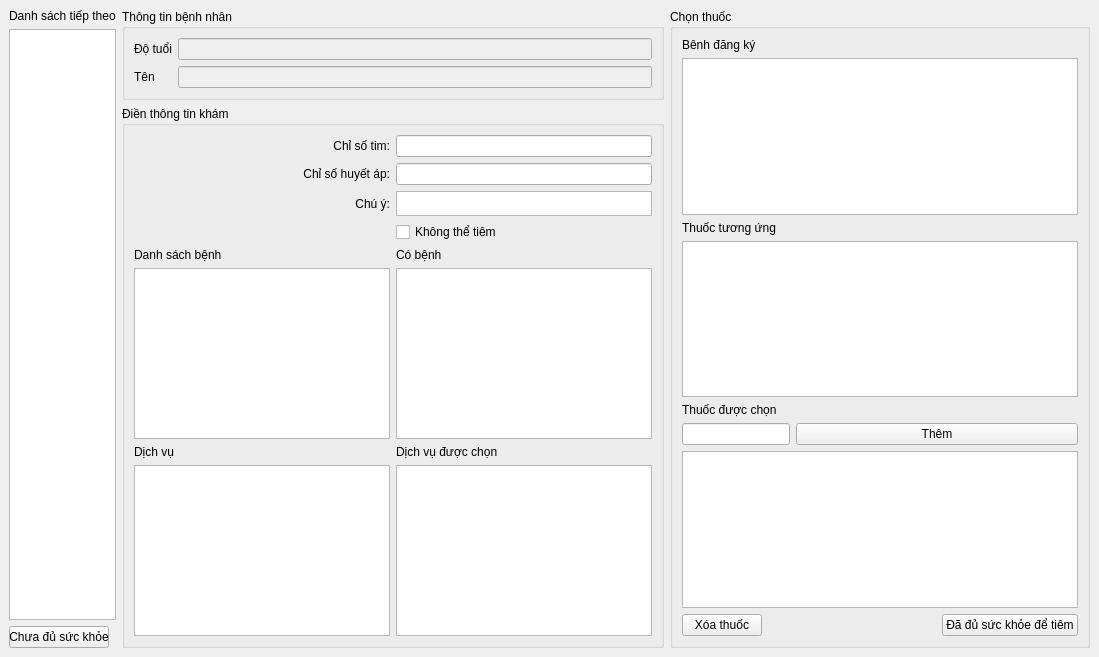
This is khamsobo.ui in xdien/tcmr as Qt 5 draws it before an edit. The edited form follows.
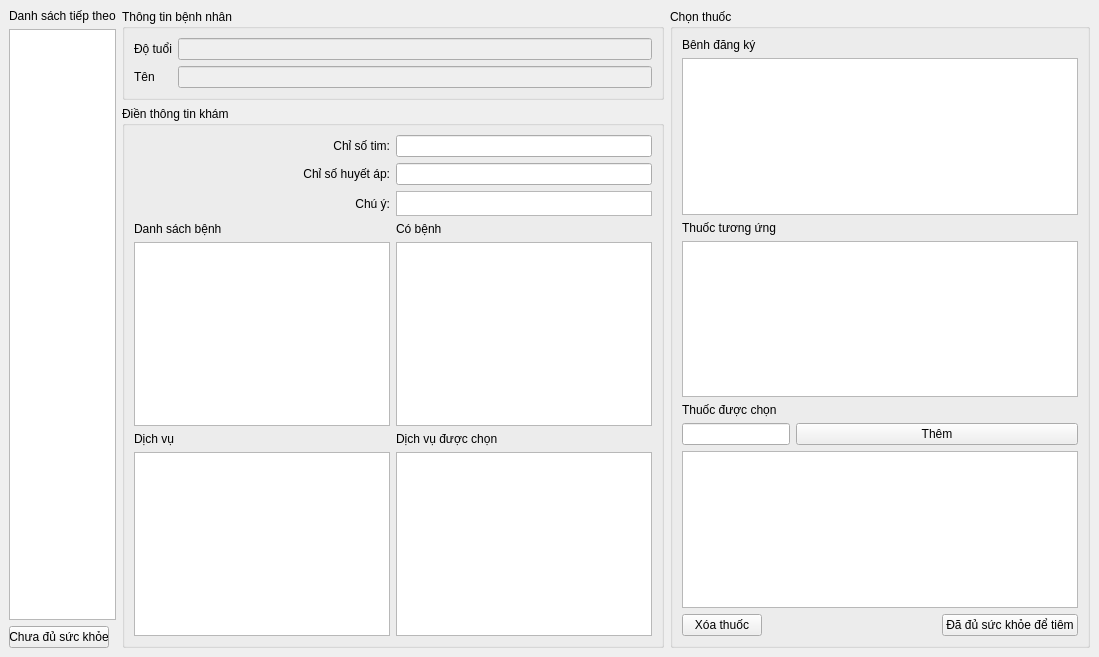
This is the edited form.

```diff
--- a/khamsobo.ui
+++ b/khamsobo.ui
@@ -126,54 +126,7 @@
          <string>Điền thông tin khám</string>
         </property>
         <layout class="QGridLayout" name="gridLayout_2">
-         <item row="4" column="0" rowspan="2" colspan="2">
-          <layout class="QVBoxLayout" name="verticalLayout">
-           <item>
-            <widget class="QLabel" name="label_12">
-             <property name="text">
-              <string>Danh sách bệnh</string>
-             </property>
-            </widget>
-           </item>
-           <item>
-            <widget class="QTreeView" name="treeView_benh">
-             <property name="sizePolicy">
-              <sizepolicy hsizetype="Expanding" vsizetype="Expanding">
-               <horstretch>0</horstretch>
-               <verstretch>0</verstretch>
-              </sizepolicy>
-             </property>
-             <property name="minimumSize">
-              <size>
-               <width>0</width>
-               <height>100</height>
-              </size>
-             </property>
-             <property name="maximumSize">
-              <size>
-               <width>1000</width>
-               <height>1000</height>
-              </size>
-             </property>
-            </widget>
-           </item>
-           <item>
-            <layout class="QVBoxLayout" name="verticalLayout_7">
-             <item>
-              <widget class="QLabel" name="label_14">
-               <property name="text">
-                <string>Dịch vụ</string>
-               </property>
-              </widget>
-             </item>
-             <item>
-              <widget class="QTreeView" name="treeView_dichVu"/>
-             </item>
-            </layout>
-           </item>
-          </layout>
-         </item>
-         <item row="4" column="2" rowspan="2">
+         <item row="3" column="2" rowspan="2">
           <layout class="QVBoxLayout" name="verticalLayout_6">
            <item>
             <widget class="QLabel" name="label_13">
@@ -208,7 +161,7 @@
            </item>
           </layout>
          </item>
-         <item row="5" column="1">
+         <item row="4" column="1">
           <widget class="QLabel" name="label_kq">
            <property name="text">
             <string/>
@@ -237,13 +190,6 @@
            </property>
           </widget>
          </item>
-         <item row="3" column="2">
-          <widget class="QCheckBox" name="checkBox_khogtimdc">
-           <property name="text">
-            <string>Không thể tiêm</string>
-           </property>
-          </widget>
-         </item>
          <item row="0" column="2">
           <widget class="QLineEdit" name="cs_tim">
            <property name="sizePolicy">
@@ -274,6 +220,53 @@
            </property>
           </widget>
          </item>
+         <item row="3" column="0" rowspan="2" colspan="2">
+          <layout class="QVBoxLayout" name="verticalLayout">
+           <item>
+            <widget class="QLabel" name="label_12">
+             <property name="text">
+              <string>Danh sách bệnh</string>
+             </property>
+            </widget>
+           </item>
+           <item>
+            <widget class="QTreeView" name="treeView_benh">
+             <property name="sizePolicy">
+              <sizepolicy hsizetype="Expanding" vsizetype="Expanding">
+               <horstretch>0</horstretch>
+               <verstretch>0</verstretch>
+              </sizepolicy>
+             </property>
+             <property name="minimumSize">
+              <size>
+               <width>0</width>
+               <height>100</height>
+              </size>
+             </property>
+             <property name="maximumSize">
+              <size>
+               <width>1000</width>
+               <height>1000</height>
+              </size>
+             </property>
+            </widget>
+           </item>
+           <item>
+            <layout class="QVBoxLayout" name="verticalLayout_7">
+             <item>
+              <widget class="QLabel" name="label_14">
+               <property name="text">
+                <string>Dịch vụ</string>
+               </property>
+              </widget>
+             </item>
+             <item>
+              <widget class="QTreeView" name="treeView_dichVu"/>
+             </item>
+            </layout>
+           </item>
+          </layout>
+         </item>
          <item row="2" column="1">
           <widget class="QLabel" name="label_2">
            <property name="text">
```
